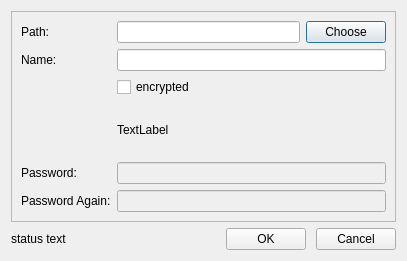
First picture: the form in ui/create-repo-dialog.ui, repository haiwen/seafile-client, before the edit.
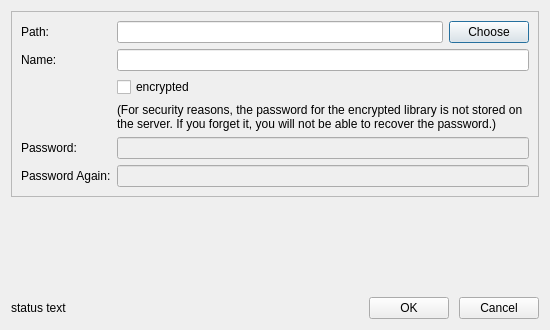
Second picture: the form after the edit.

Commit message: Fix the layout of CreateRepoDialog

What changed in the file:
```diff
--- a/ui/create-repo-dialog.ui
+++ b/ui/create-repo-dialog.ui
@@ -6,8 +6,8 @@
    <rect>
     <x>0</x>
     <y>0</y>
-    <width>407</width>
-    <height>261</height>
+    <width>550</width>
+    <height>330</height>
    </rect>
   </property>
   <property name="windowTitle">
@@ -133,8 +133,17 @@
       </item>
       <item row="3" column="1">
        <widget class="QLabel" name="mTipLabel">
+        <property name="sizePolicy">
+         <sizepolicy hsizetype="Preferred" vsizetype="MinimumExpanding">
+          <horstretch>0</horstretch>
+          <verstretch>0</verstretch>
+         </sizepolicy>
+        </property>
         <property name="text">
-         <string>TextLabel</string>
+         <string>(For security reasons, the password for the encrypted library is not stored on the server. If you forget it, you will not be able to recover the password.)</string>
+        </property>
+        <property name="textFormat">
+         <enum>Qt::PlainText</enum>
         </property>
         <property name="wordWrap">
          <bool>true</bool>
@@ -144,6 +153,19 @@
      </layout>
     </widget>
    </item>
+   <item>
+    <spacer name="verticalSpacer">
+     <property name="orientation">
+      <enum>Qt::Vertical</enum>
+     </property>
+     <property name="sizeHint" stdset="0">
+      <size>
+       <width>20</width>
+       <height>40</height>
+      </size>
+     </property>
+    </spacer>
+   </item>
    <item>
     <layout class="QHBoxLayout" name="horizontalLayout">
      <property name="spacing">
```
The commit also changes 2 other files.
